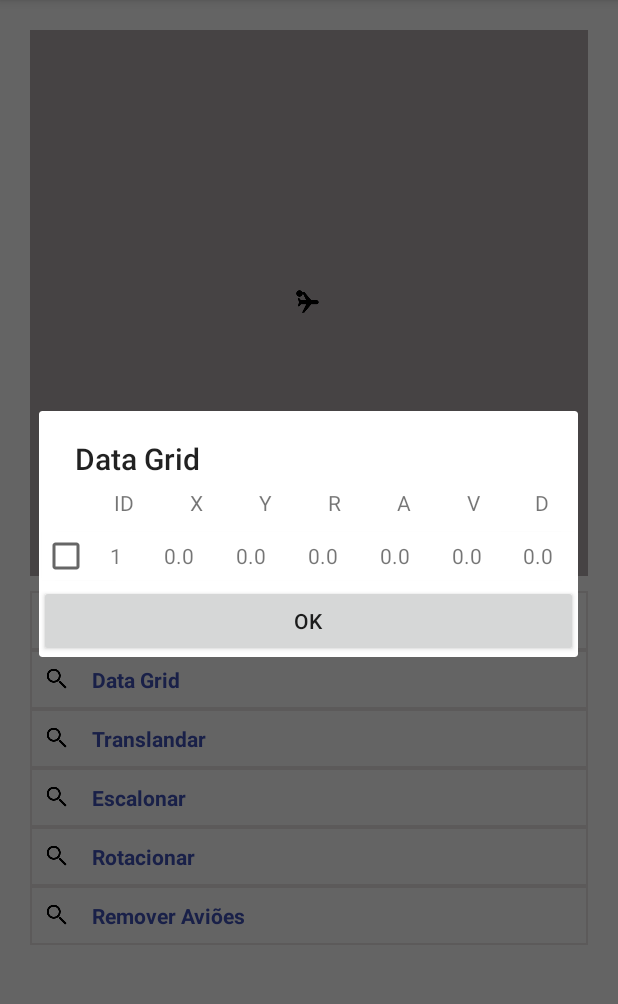
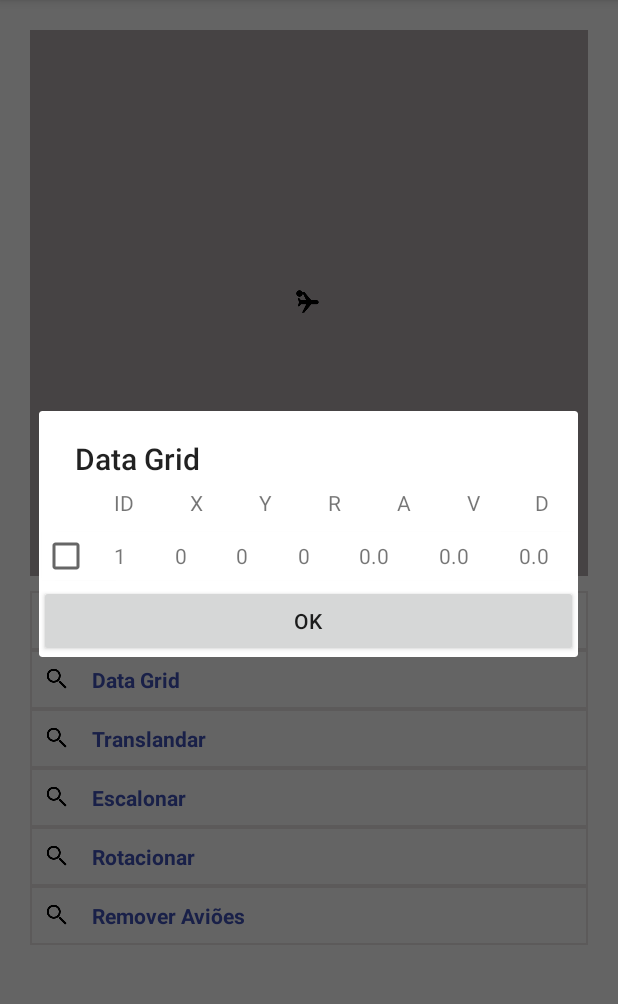
Before and after one commit to rafaelsds/projetoNasa, an Android app: the screen it shows after launch (MainActivity), after a tap on "Data Grid", on a phone screen of 412 x 824 dp, the part 84-1088 px from its top. Run offline under Robolectric (Android 15) with nearby library versions, the phone set to English and light mode, and no system bars; libraries missing offline, so code that uses them is left out: cn.pedant; 2 other taps on this screen came first.

```diff
--- a/app/src/main/java/com/unesc/app/projetonasa/AdapterCard.java
+++ b/app/src/main/java/com/unesc/app/projetonasa/AdapterCard.java
@@ -8,6 +8,7 @@ import android.view.View;
 import android.view.ViewGroup;
 import android.widget.ImageView;
 
+import java.text.DecimalFormat;
 import java.util.ArrayList;
 import java.util.List;
 
@@ -43,12 +44,16 @@ public class AdapterCard extends RecyclerView.Adapter<ViewAviao>{
         //myViewHoldersReference.add(myViewHolder);
         //myViewHolder.bind(myObject);
 
+        DecimalFormat df = new DecimalFormat("#.##");
+        df.format(0.912385);
+
         myViewHolder.txtId.setText(myObject.getId().toString());
-        myViewHolder.txtA.setText(myObject.getA().toString());
-        myViewHolder.txtX.setText(myObject.getX().toString());
-        myViewHolder.txtY.setText(myObject.getY().toString());
-        myViewHolder.txtD.setText(myObject.getD().toString());
-        myViewHolder.txtV.setText(myObject.getV().toString());
+        myViewHolder.txtA.setText((myObject.getA()).toString());
+        myViewHolder.txtX.setText(df.format(myObject.getX()).toString());
+        myViewHolder.txtY.setText(df.format(myObject.getY()).toString());
+        myViewHolder.txtD.setText((myObject.getD()).toString());
+        myViewHolder.txtV.setText((myObject.getV()).toString());
+        myViewHolder.txtR.setText(df.format(myObject.getR()).toString());
 
         if(myObject.isChecado()){
             myViewHolder.ckSelect.setChecked(true);
@@ -87,6 +92,26 @@ public class AdapterCard extends RecyclerView.Adapter<ViewAviao>{
 
     }
 
+
+    public void rotacionar(Float xP, Float yP,  Float anguloP, Integer id) {
+
+        for (int position=0; position < list.size(); position++){
+            if (list.get(position).getId() == id) {
+
+                Double angulo  = anguloP / (180 / Math.PI);
+                Float x, y;
+
+                x = Float.parseFloat(String.valueOf((Math.cos(angulo) * xP))) - Float.parseFloat(String.valueOf(Math.sin(angulo) * yP));
+                y = Float.parseFloat(String.valueOf((Math.cos(angulo) * yP))) + Float.parseFloat(String.valueOf(Math.sin(angulo) * xP));
+
+                list.get(position).setY(y);
+                list.get(position).setX(x);
+
+                return;
+            }
+        }
+    }
+
     public List<Aviao> getList(){
         return list;
     }
--- a/app/src/main/res/layout/activity_aeroporto.xml
+++ b/app/src/main/res/layout/activity_aeroporto.xml
@@ -399,7 +399,7 @@
                                 android:layout_height="wrap_content"
                                 android:layout_weight="0.5"
                                 android:textSize="25dp"
-                                android:hint="@string/informe_x"/>
+                                android:hint="@string/x"/>
 
                             <EditText
                                 android:id="@+id/edtRotacionarY"
@@ -409,7 +409,18 @@
                                 android:layout_height="wrap_content"
                                 android:layout_weight="0.5"
                                 android:textSize="25dp"
-                                android:hint="@string/informe_y"/>
+                                android:hint="@string/y"/>
+
+                            <EditText
+                                android:id="@+id/edtRotacionarAngulo"
+                                android:inputType="numberSigned"
+                                android:gravity="center"
+                                android:layout_width="match_parent"
+                                android:layout_height="wrap_content"
+                                android:layout_weight="0.5"
+                                android:textSize="25dp"
+                                android:hint="@string/angulo"/>
+
                         </LinearLayout>
 
                         <Button
--- a/app/src/main/res/values/strings.xml
+++ b/app/src/main/res/values/strings.xml
@@ -2,6 +2,7 @@
     <string name="app_name">Aviao</string>
     <string name="informe_x">Informe X</string>
     <string name="informe_y">Informe Y</string>
+    <string name="informe_angulo">Informe o angulo</string>
     <string name="raio">Raio</string>
     <string name="angulo">Angulo</string>
     <string name="velocidade">Velocidade</string>
```
Also changed, not shown: app/src/main/java/com/unesc/app/projetonasa/MainActivity.java (+111 -13 lines).
